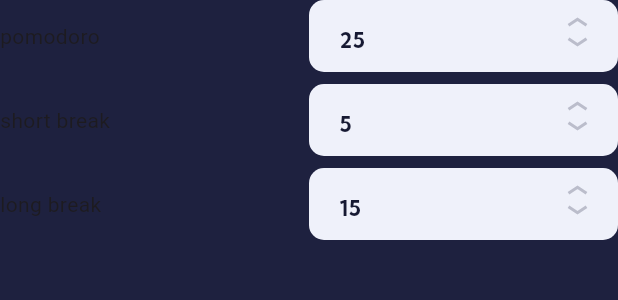
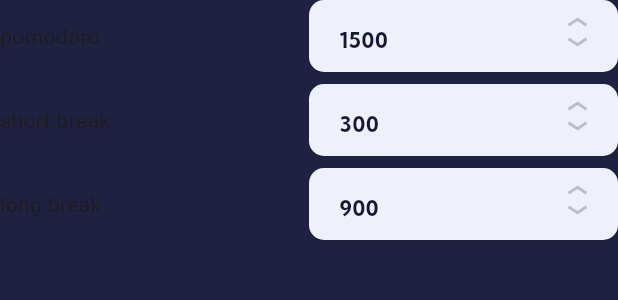
Before and after one commit to ulullul/pomodoro_riverpod, a Flutter app: the _FieldsMobileLayout widget shown alone on an empty page, opened directly with empty values, on a phone screen of 412 x 824 dp. Shown: the top 300 px of the screen. Run offline on Flutter 3.47's test engine with Material 3 defaults, Android fonts, the light colour scheme and no system bars; our stand-ins replace flutter_riverpod, flutter_svg, shared_preferences; missing offline and left inert: custom_sliding_segmented_control, defer_pointer; accounts and stored records are empty.

Commit message:
- changed minutes to seconds in timer settings - small improvements

```diff
--- a/lib/src/data/models/timer_settings.dart
+++ b/lib/src/data/models/timer_settings.dart
@@ -4,9 +4,9 @@ class TimerSettings {
   final int longBreak;
 
   TimerSettings({
-    this.pomodoro = 25,
-    this.shortBreak = 5,
-    this.longBreak = 15,
+    this.pomodoro = 1500,
+    this.shortBreak = 300,
+    this.longBreak = 900,
   });
 
   Map<String, dynamic> toJson() {
--- a/lib/src/pages/home/providers/percentage_timer_provider.dart
+++ b/lib/src/pages/home/providers/percentage_timer_provider.dart
@@ -1,7 +1,6 @@
 import 'package:flutter_riverpod/flutter_riverpod.dart';
 import 'package:pomodorro/shared/const/pomodoro_state.dart';
-import 'package:pomodorro/shared/extensions/int_extension.dart';
-import 'package:pomodorro/src/providers/app_action_provider.dart';
+import 'package:pomodorro/src/providers/pomodoro_state_provider.dart';
 import 'package:pomodorro/src/providers/timer/timer_notifier.dart';
 import 'package:pomodorro/src/providers/timer_settings_provider.dart';
 
@@ -13,8 +12,7 @@ final percentageTimerProvider = Provider.autoDispose<double>((ref) {
     PomodoroState.pomodoro => timerSettings.pomodoro,
     PomodoroState.shortBreak => timerSettings.shortBreak,
     PomodoroState.longBreak => timerSettings.longBreak,
-  }
-      .toSeconds;
+  };
 
   return 1 - (currentTime / totalTime);
 });
--- a/lib/src/pages/home/widgets/home_segmented_button.dart
+++ b/lib/src/pages/home/widgets/home_segmented_button.dart
@@ -3,7 +3,7 @@ import 'package:flutter/material.dart';
 import 'package:flutter_riverpod/flutter_riverpod.dart';
 import 'package:pomodorro/shared/const/pomodoro_state.dart';
 import 'package:pomodorro/shared/theme/theme.dart';
-import 'package:pomodorro/src/providers/app_action_provider.dart';
+import 'package:pomodorro/src/providers/pomodoro_state_provider.dart';
 import 'package:pomodorro/src/providers/theme_settings_provider.dart';
 
 class HomeSegmentedButton extends ConsumerWidget {
--- a/lib/src/pages/settings/widgets/time_section/time_section_container.dart
+++ b/lib/src/pages/settings/widgets/time_section/time_section_container.dart
@@ -1,5 +1,6 @@
 import 'package:flutter/material.dart';
 import 'package:pomodorro/shared/extensions/context_extension.dart';
+import 'package:pomodorro/shared/extensions/int_extension.dart';
 import 'package:pomodorro/src/data/models/timer_settings.dart';
 import 'package:pomodorro/src/pages/settings/widgets/section_headline.dart';
 import 'package:pomodorro/src/pages/settings/widgets/time_section/time_section_item.dart';
@@ -54,7 +55,7 @@ class _FieldsMobileLayout extends StatelessWidget {
           title: 'pomodoro',
           initialValue: timerSettings.pomodoro,
           onTimeChanged: (value) => onTimeSelected(
-            timerSettings.copyWith(pomodoro: value),
+            timerSettings.copyWith(pomodoro: value.toSeconds),
           ),
         ),
         const SizedBox(height: 8),
@@ -62,7 +63,7 @@ class _FieldsMobileLayout extends StatelessWidget {
           title: 'short break',
           initialValue: timerSettings.shortBreak,
           onTimeChanged: (value) => onTimeSelected(
-            timerSettings.copyWith(shortBreak: value),
+            timerSettings.copyWith(shortBreak: value.toSeconds),
           ),
         ),
         const SizedBox(height: 8),
@@ -70,7 +71,7 @@ class _FieldsMobileLayout extends StatelessWidget {
           title: 'long break',
           initialValue: timerSettings.longBreak,
           onTimeChanged: (value) => onTimeSelected(
-            timerSettings.copyWith(longBreak: value),
+            timerSettings.copyWith(longBreak: value.toSeconds),
           ),
         ),
       ],
@@ -96,7 +97,7 @@ class _FieldsTabletLayout extends StatelessWidget {
             title: 'pomodoro',
             initialValue: timerSettings.pomodoro,
             onTimeChanged: (value) => onTimeSelected(
-              timerSettings.copyWith(pomodoro: value),
+              timerSettings.copyWith(pomodoro: value.toSeconds),
             ),
           ),
         ),
@@ -106,7 +107,7 @@ class _FieldsTabletLayout extends StatelessWidget {
             title: 'short break',
             initialValue: timerSettings.shortBreak,
             onTimeChanged: (value) => onTimeSelected(
-              timerSettings.copyWith(shortBreak: value),
+              timerSettings.copyWith(shortBreak: value.toSeconds),
             ),
           ),
         ),
@@ -116,7 +117,7 @@ class _FieldsTabletLayout extends StatelessWidget {
             title: 'long break',
             initialValue: timerSettings.longBreak,
             onTimeChanged: (value) => onTimeSelected(
-              timerSettings.copyWith(longBreak: value),
+              timerSettings.copyWith(longBreak: value.toSeconds),
             ),
           ),
         ),
```
Also changed, not shown: lib/src/providers/timer/timer_notifier.dart (+3 -4 lines), lib/src/providers/pomodoro_state_provider.dart (renamed from lib/src/providers/app_action_provider.dart).
